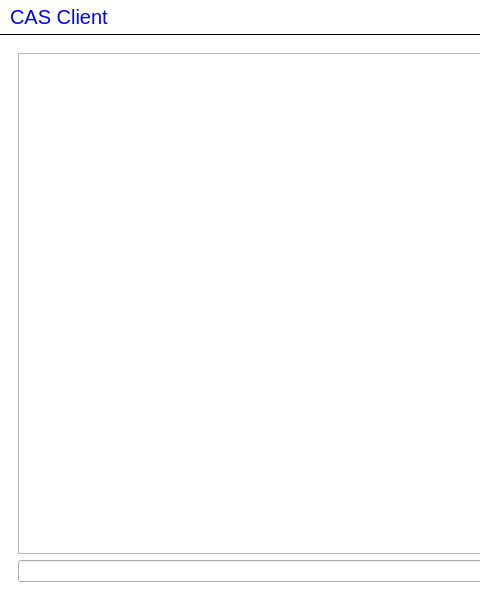
First picture: the form in chatterbox/MainWindow.ui, repository InfoAG/CAS-Netzwerk, before the edit; both pictures show x 0 to 480 and y 0 to 600 of the 800 by 600 pixel window.
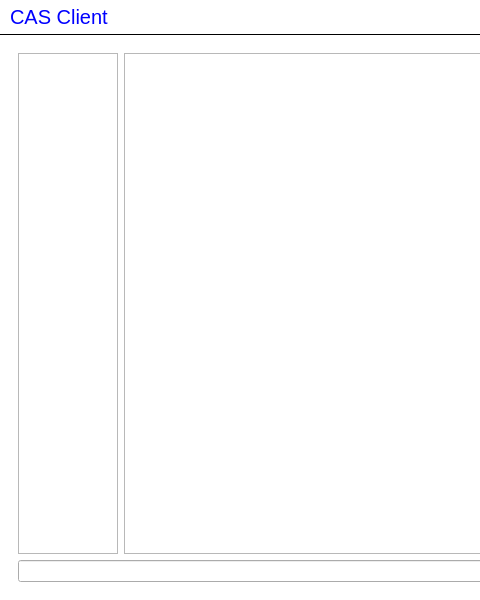
Second picture: the form after the edit. The open tabs and pages were chosen to show the change.

Diff of the .ui file:
```diff
--- a/chatterbox/MainWindow.ui
+++ b/chatterbox/MainWindow.ui
@@ -65,24 +65,24 @@
        <item>
         <widget class="QStackedWidget" name="stackedWidget">
          <property name="currentIndex">
-          <number>1</number>
+          <number>0</number>
          </property>
          <widget class="QWidget" name="chatPage">
           <layout class="QGridLayout" name="gridLayout">
-           <item row="0" column="0">
+           <item row="0" column="1">
             <widget class="QTextEdit" name="roomTextEdit">
              <property name="readOnly">
               <bool>true</bool>
              </property>
             </widget>
            </item>
-           <item row="0" column="1" colspan="2">
+           <item row="0" column="2" colspan="2">
             <widget class="QListWidget" name="userListWidget"/>
            </item>
-           <item row="1" column="0" colspan="2">
+           <item row="1" column="0" colspan="3">
             <widget class="QLineEdit" name="sayLineEdit"/>
            </item>
-           <item row="1" column="2">
+           <item row="1" column="3">
             <widget class="QPushButton" name="sayButton">
              <property name="sizePolicy">
               <sizepolicy hsizetype="Fixed" vsizetype="Fixed">
@@ -101,6 +101,16 @@
              </property>
             </widget>
            </item>
+           <item row="0" column="0">
+            <widget class="QListWidget" name="scopeListWidget">
+             <property name="maximumSize">
+              <size>
+               <width>100</width>
+               <height>16777215</height>
+              </size>
+             </property>
+            </widget>
+           </item>
           </layout>
          </widget>
          <widget class="QWidget" name="loginPage">
```
